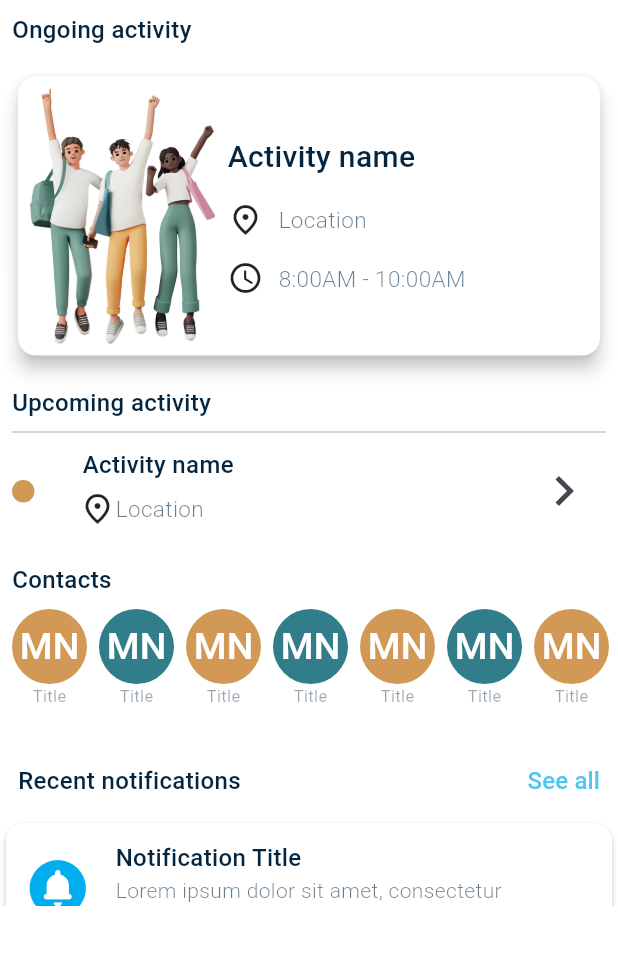
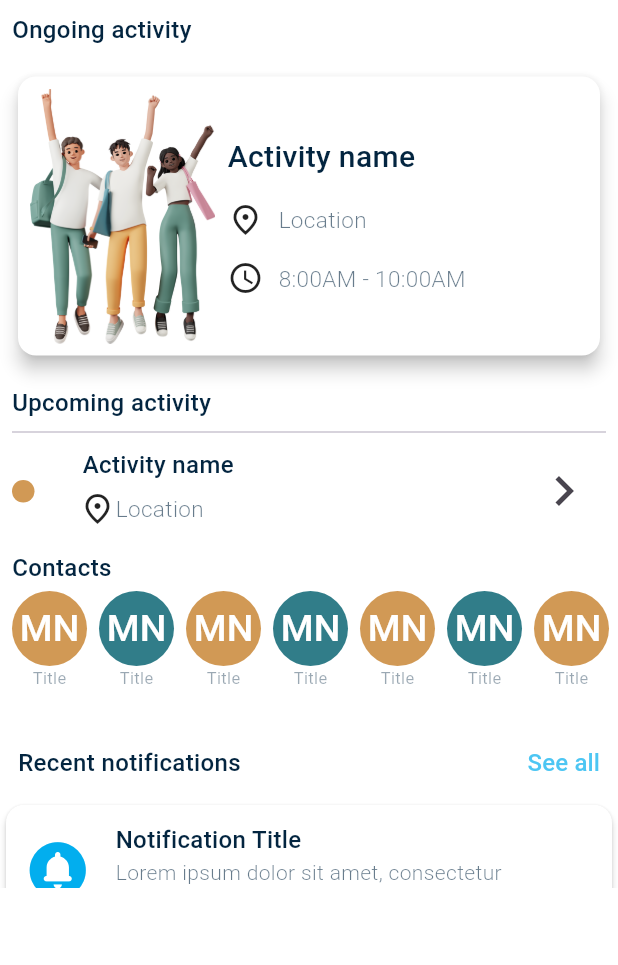
Before and after one commit to dita-daystaruni/orientation_ap, a Flutter app: the FreshmanDashboardPage screen opened directly with empty values, on a phone screen of 412 x 824 dp, the part 99-1064 px from its top. Run offline on Flutter 3.47's test engine with Material 3 defaults, Android fonts, the phone set to English and light mode, and no system bars; our stand-ins replace get.

Commit message:
feat: modified UI to feat changes

```diff
--- a/lib/pages/freshman_dashboard_page.dart
+++ b/lib/pages/freshman_dashboard_page.dart
@@ -29,7 +29,10 @@ class FreshmanDashboardPage extends StatelessWidget {
             const OngoingActivity(),
             const UpcomingActivity(),
             const Padding(
-              padding: EdgeInsets.all(8.0),
+              padding: EdgeInsets.only(
+                left: 8.0,
+                bottom: 4.0,
+              ),
               child: Text(
                 "Contacts",
                 style: TextStyle(
--- a/lib/widgets/contact_tile.dart
+++ b/lib/widgets/contact_tile.dart
@@ -25,7 +25,7 @@ class ContactTile extends StatelessWidget {
   @override
   Widget build(BuildContext context) {
     return Padding(
-      padding: const EdgeInsets.only(left: 8, bottom: 8),
+      padding: const EdgeInsets.only(left: 8, bottom: 6),
       child: GestureDetector(
         onTap: () => Get.to(redirectionPage),
         child: Column(
--- a/lib/widgets/custom_appbar.dart
+++ b/lib/widgets/custom_appbar.dart
@@ -1,7 +1,5 @@
 import 'package:flutter/material.dart';
-import 'package:get/get.dart';
 import 'package:orientation_app/constants/custom_colors.dart';
-import 'package:orientation_app/pages/notifications_page.dart';
 import 'package:orientation_app/widgets/custom_notification_icon.dart';
 
 class CustomAppBar extends StatelessWidget {
--- a/lib/widgets/recentnotifications.dart
+++ b/lib/widgets/recentnotifications.dart
@@ -1,4 +1,3 @@
-import 'package:flutter/gestures.dart';
 import 'package:flutter/material.dart';
 import 'package:get/get.dart';
 import 'package:orientation_app/constants/custom_colors.dart';
```
Also changed, not shown: lib/pages/preparation_page.dart (added, +18 -0 lines), lib/services/contacts_service.dart (added, +22 -0 lines).
